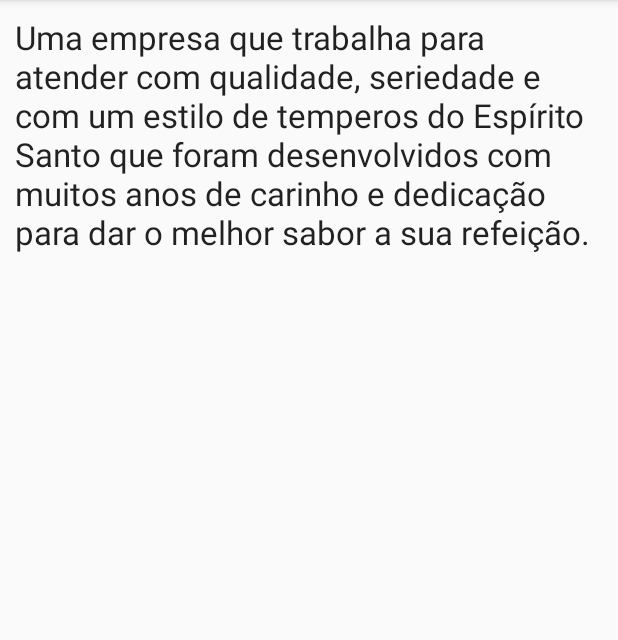
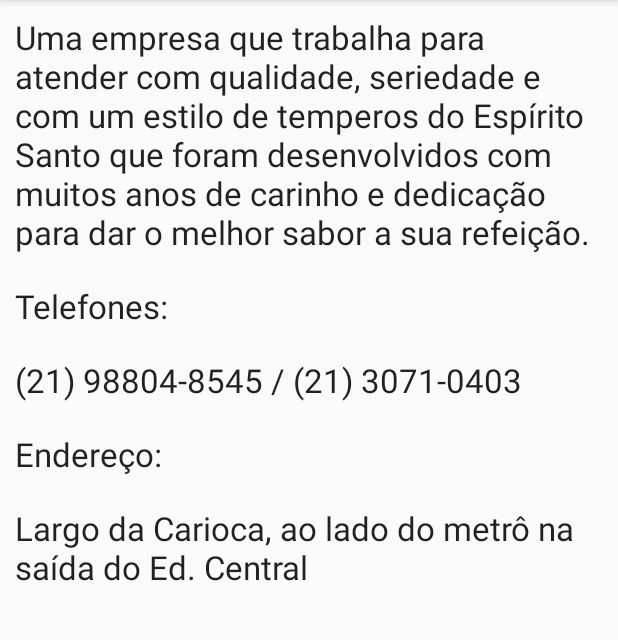
Before and after one commit to panoramix360/tempero-capixaba, an Android app: the SobreFragment screen opened directly, with no data from a screen before it, on a phone screen of 412 x 824 dp, the part 84-724 px from its top. Run offline under Robolectric (Android 15) with nearby library versions, the phone set to English and light mode, and no system bars; libraries missing offline, so code that uses them is left out: com.orm; network calls fail.

Commit message:
Inserção das informações de telefone e endereço na tela de Sobre #12

```diff
--- a/TemperoCapixaba/app/src/main/res/layout/fragment_sobre.xml
+++ b/TemperoCapixaba/app/src/main/res/layout/fragment_sobre.xml
@@ -18,4 +18,25 @@
         android:text="@string/telefones"
         android:layout_margin="10dp" />
 
+    <TextView
+        android:layout_width="wrap_content"
+        android:layout_height="wrap_content"
+        android:textAppearance="?android:attr/textAppearanceLarge"
+        android:text="@string/telefones_numeros"
+        android:layout_margin="10dp" />
+
+    <TextView
+        android:layout_width="wrap_content"
+        android:layout_height="wrap_content"
+        android:textAppearance="?android:attr/textAppearanceLarge"
+        android:text="@string/endereco"
+        android:layout_margin="10dp" />
+
+    <TextView
+        android:layout_width="wrap_content"
+        android:layout_height="wrap_content"
+        android:textAppearance="?android:attr/textAppearanceLarge"
+        android:text="@string/endereco_valor"
+        android:layout_margin="10dp" />
+
 </LinearLayout>
--- a/TemperoCapixaba/app/src/main/res/values/strings.xml
+++ b/TemperoCapixaba/app/src/main/res/values/strings.xml
@@ -14,7 +14,7 @@
     <string name="sobre">Uma empresa que trabalha para atender com qualidade, seriedade e com um estilo de temperos do Espírito Santo que
         foram desenvolvidos com muitos anos de carinho e dedicação para dar o melhor sabor a sua refeição.</string>
 
-    <string name="telefones"></string>
+    <string name="telefones">Telefones:</string>
     <string name="sobre_title">Sobre nós</string>
 
     <string name="nome_text_view">Seu nome</string>
@@ -31,4 +31,7 @@
     <string name="nao_tem_pedidos_text_view">Não existem pedidos criados.</string>
     <string name="pedido_detalhes_subtitle">Detalhes do Pedido</string>
     <string name="voltar_button">Voltar</string>
+    <string name="telefones_numeros">(21) 98804-8545 / (21) 3071-0403</string>
+    <string name="endereco">Endereço:</string>
+    <string name="endereco_valor">Largo da Carioca, ao lado do metrô na saída do Ed. Central</string>
 </resources>
```
